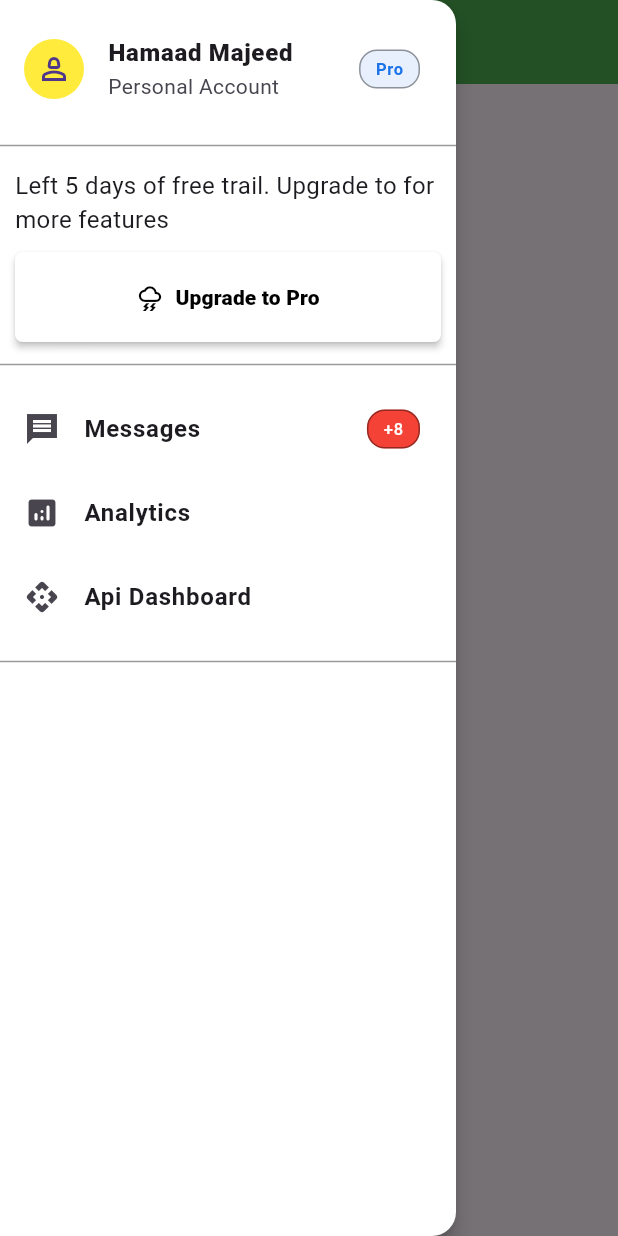
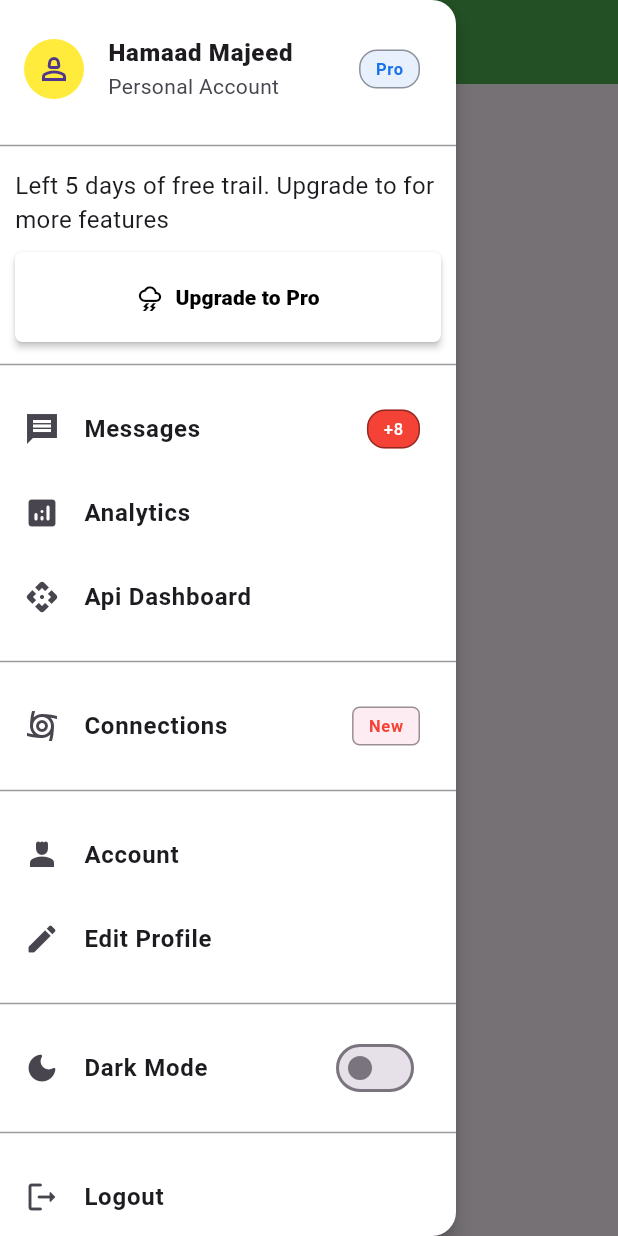
Before and after one commit to MrHamaad/drawer, a Flutter app: the screen it shows after launch, with the side drawer open, on a phone screen of 412 x 824 dp. Run offline on Flutter 3.47's test engine with Material 3 defaults, Android fonts, the phone set to English and light mode, and no system bars.

Commit message:
added all the listviews in the drawer

```diff
--- a/lib/main.dart
+++ b/lib/main.dart
@@ -126,7 +126,85 @@ class MyApp extends StatelessWidget {
                   color: Colors.black.withAlpha(100),
                   height: 10,
                 ),
+                Padding(
+                  padding: const EdgeInsets.symmetric(vertical: 10,),
+                  child: Column(
+                    children: [
+                      ListTile(
+                        leading: Icon(Icons.cyclone),
+                        title: Text("Connections",style: TextStyle(fontWeight: FontWeight.w600),),
+                        trailing: Container(
+                          padding: const EdgeInsets.symmetric(horizontal: 10,vertical: 4),
+                          decoration: BoxDecoration(
+                              color: Colors.pink.withAlpha(20),
+                              borderRadius: BorderRadius.circular(5),
+                              border:Border.all(
+                                color: Colors.black.withAlpha(100),
+                              )
+                          ),
+                          child: const Text(
+                            'New',
+                            style: TextStyle(
+                              color: Colors.red,
+                              fontWeight: FontWeight.bold,
+                            ),
+                          ),
+                        ),
+                      ),
+                    ],
+                  ),
+                ),
+                Divider(
+                  color: Colors.black.withAlpha(100),
+                  height: 10,
+                ),
+                Padding(
+                  padding: const EdgeInsets.symmetric(vertical: 10,),
+                  child: Column(
+                    children: [
+                      ListTile(
+                        leading: Icon(Icons.person_4),
+                        title: Text("Account",style: TextStyle(fontWeight: FontWeight.w600),),
+                      ),
+                      ListTile(
+                        leading: Icon(Icons.edit_rounded),
+                        title: Text("Edit Profile",style: TextStyle(fontWeight: FontWeight.w600),),
+                      ),
+                    ],
+                  ),
+                ),
+                Divider(
+                  color: Colors.black.withAlpha(100),
+                  height: 10,
+                ),
+                Padding(
+                  padding: const EdgeInsets.symmetric(vertical: 10,),
+                  child: Column(
+                    children: [
+                      ListTile(
+                        leading: Icon(Icons.dark_mode_rounded),
+                        title: Text("Dark Mode",style: TextStyle(fontWeight: FontWeight.w600),),
+                        trailing: Switch(value: false, onChanged: (value){}),
+                      ),
+                    ],
+                  ),
+                ),
+                Divider(
+                  color: Colors.black.withAlpha(100),
+                  height: 10,
+                ),
+                Padding(
+                  padding: const EdgeInsets.symmetric(vertical: 10,),
+                  child: Column(
+                    children: [
+                      ListTile(
+                        leading: Icon(Icons.logout_rounded),
+                        title: Text("Logout",style: TextStyle(fontWeight: FontWeight.w600),),
+                      ),
 
+                    ],
+                  ),
+                ),
               ],
             ),
           ),
```
